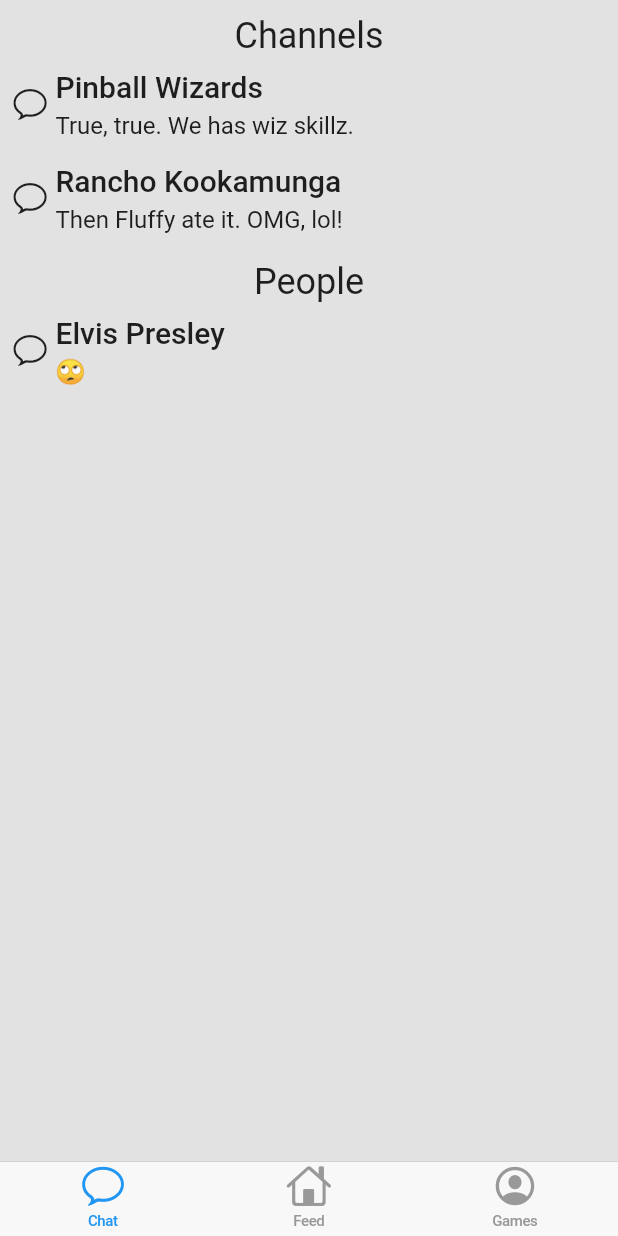
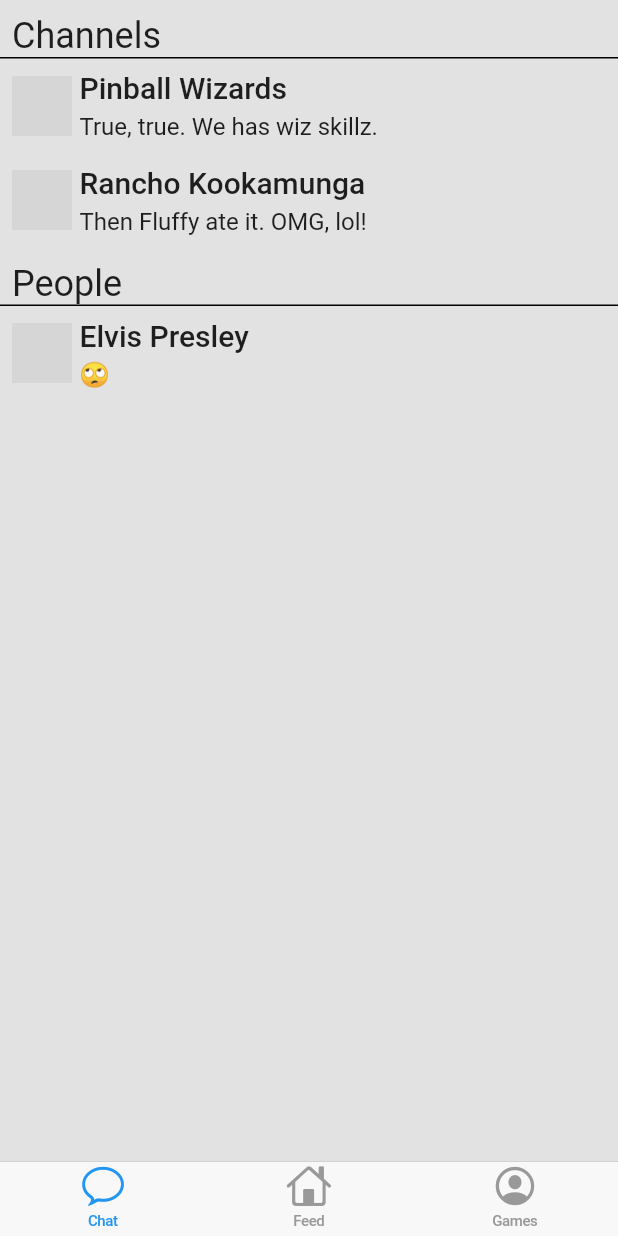
Before and after one commit to ggfolks/chatapp, a Flutter app: the screen it shows after launch, on a phone screen of 412 x 824 dp. Run offline on Flutter 3.47's test engine with Material 2 defaults, Android fonts, the phone set to English and light mode, and no system bars; our stand-ins replace built_collection, built_value, flutter_mobx, mobx; generated files the repository leaves out were written again; network calls fail; grey boxes are pictures that could not be loaded.

Commit message:
Profile images, cruft cleanup.

```diff
--- a/lib/chat_tab.dart
+++ b/lib/chat_tab.dart
@@ -5,21 +5,22 @@ import 'package:flutter_mobx/flutter_mobx.dart';
 import 'data.dart';
 import 'stores.dart';
 import 'fake.dart';
+import 'message_view.dart';
 import 'channel_page.dart';
 
-Widget statusView (BuildContext ctx, String photo, String name, String text, DateTime time) {
+Widget statusView (BuildContext ctx, Profile profile, String text, DateTime time) {
   return Container(
     padding: const EdgeInsets.all(8),
     // TODO: fixed height
     child: Row(children: <Widget>[
-      Icon(CupertinoIcons.conversation_bubble), // TODO: proper photo
+      ProfileImage(profile),
       Container(
         padding: const EdgeInsets.only(left: 5),
         child: Column(crossAxisAlignment: CrossAxisAlignment.start, children: <Widget>[
           // TODO: display time in upper right?
           Container(
             padding: const EdgeInsets.only(bottom: 5),
-            child: Text(name)
+            child: Text(profile.name)
           ),
           Text(text, style: Theme.of(ctx).textTheme.subhead),
         ])
@@ -52,9 +53,12 @@ class ChatTab extends StatelessWidget {
             itemBuilder: (ctx, index) {
               if (index == 0 || index == chancount+1) {
                 return Container(
-                  padding: const EdgeInsets.only(top: 10),
+                  padding: const EdgeInsets.only(top: 10, left: 8, right: 8),
+                  decoration: const BoxDecoration(border: Border(
+                    bottom: BorderSide(width: 1.0, color: Color(0xFFFF000000)),
+                  )),
                   child: Text(index == 0 ? "Channels" : "People",
-                              textAlign: TextAlign.center,
+                              textAlign: TextAlign.left,
                               style: Theme.of(ctx).textTheme.headline)
                 );
               } else {
@@ -70,7 +74,7 @@ class ChatTab extends StatelessWidget {
                       )
                     );
                   },
-                  child: statusView(ctx, p.photo, p.name, cs.latestMessage, cs.latestMessageTime)
+                  child: statusView(ctx, p, cs.latestMessage, cs.latestMessageTime)
                 );
               }
             }
--- a/lib/data.dart
+++ b/lib/data.dart
@@ -26,21 +26,21 @@ final unknownPerson = Profile(
   (b) => b..uuid = ""
           ..type = ProfileType.person
           ..name = "?"
-          ..photo = "" // TODO: photo for unknown person
+          ..photo = "https://api.adorable.io/avatars/128/unknownperson.png"
 );
 
 final unknownGame = Profile(
   (b) => b..uuid = ""
           ..type = ProfileType.game
           ..name = "?"
-          ..photo = "" // TODO: photo for unknown game
+          ..photo = "https://api.adorable.io/avatars/128/unknowngame.png"
 );
 
 final unknownChannel = Profile(
   (b) => b..uuid = ""
           ..type = ProfileType.channel
           ..name = "?"
-          ..photo = "" // TODO: photo for unknown channel
+          ..photo = "https://api.adorable.io/avatars/128/unknownchannel.png"
 );
 
 abstract class ChannelStatus implements Profiled, Built<ChannelStatus, ChannelStatusBuilder> {
--- a/lib/message_view.dart
+++ b/lib/message_view.dart
@@ -6,6 +6,16 @@ import 'data.dart';
 import 'stores.dart';
 
 final timeFormat = new DateFormat.jm();
+
+class ProfileImage extends StatelessWidget {
+  const ProfileImage ([this.profile]);
+  final Profile profile;
+
+  @override
+  Widget build (BuildContext ctx) {
+    return Image.network(profile.photo, width: 40);
+  }
+}
 
 class MessageView extends StatelessWidget {
   const MessageView ([this.profiles, this.messages]);
@@ -29,7 +39,7 @@ class MessageView extends StatelessWidget {
         children: [
           Container(
             padding: const EdgeInsets.only(right: 5),
-            child: Icon(CupertinoIcons.conversation_bubble) // TODO: proper photo
+            child: ProfileImage(sender)
           ),
           Flexible(child: Column(
             crossAxisAlignment: CrossAxisAlignment.start,
```
Also changed, not shown: lib/fake.dart (+4 -4 lines), lib/feed_tab.dart (+6 -27 lines), lib/games_tab.dart (+6 -27 lines).
